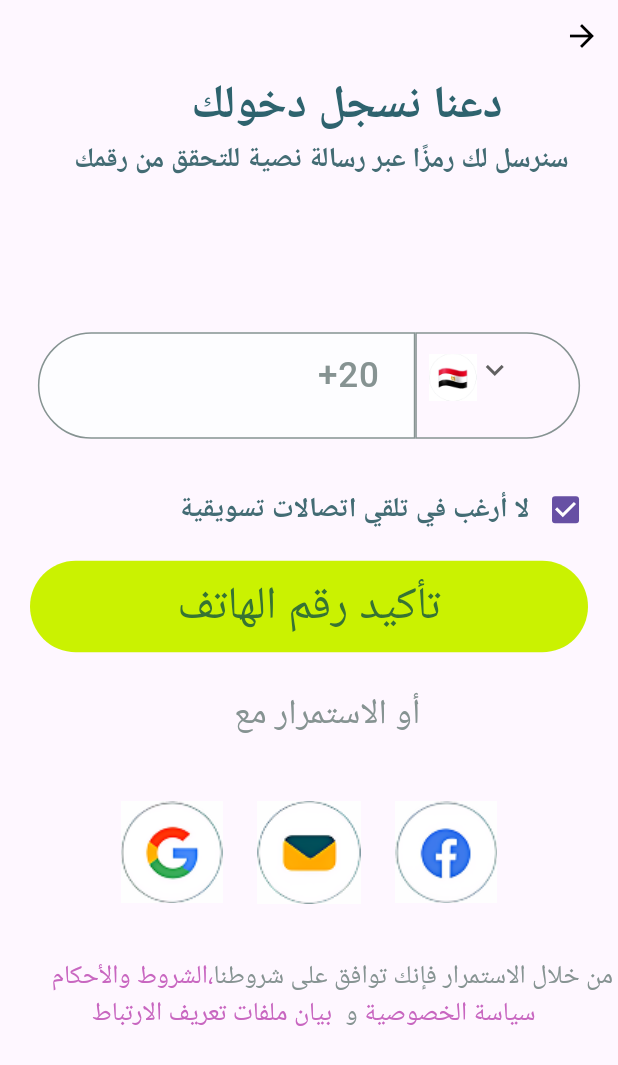
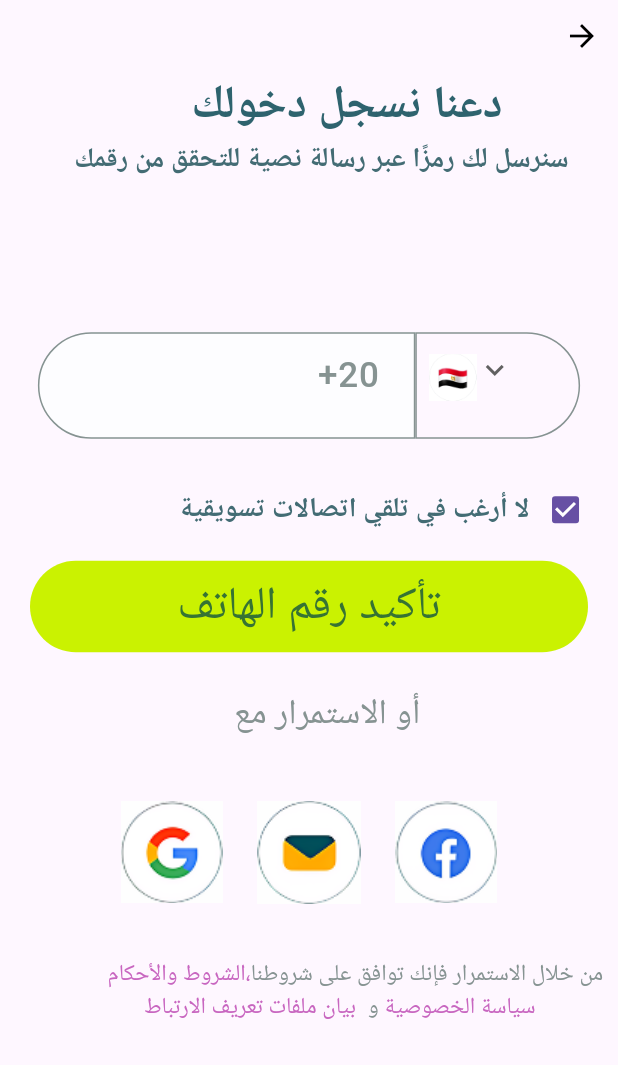
Before and after one commit to Lamiaa21-3/Ahdaitak, a Flutter app: the screen it shows after launch, after a tap on "تسجيل الدخول", on a phone screen of 412 x 824 dp. Shown: the top 1065 px of the screen. Run offline on Flutter 3.47's test engine with Material 3 defaults, Android fonts, the phone set to English and light mode, and no system bars; our stand-ins replace flutter_screenutil, get_it.

Commit message:
fix error in login screen

```diff
--- a/lib/ahdydic_app.dart
+++ b/lib/ahdydic_app.dart
@@ -1,4 +1,5 @@
 import 'package:flutter/material.dart';
+
 import 'package:flutter_screenutil/flutter_screenutil.dart';
 
 import 'core/routing/app_router.dart';
@@ -15,6 +16,11 @@ class AhdydicApp extends StatelessWidget {
       designSize: Size(375, 812),
       minTextAdapt: true,
       child: MaterialApp(
+
+        supportedLocales: [
+          Locale('en',''),
+          Locale('ar',''),
+        ],
         debugShowCheckedModeBanner:false,
 
         theme: ThemeData(
--- a/lib/core/theming/styles.dart
+++ b/lib/core/theming/styles.dart
@@ -66,7 +66,7 @@ class StylesManager {
     fontWeight: FontWeightHelper.regular,
   );
   static TextStyle font17LightGrayRegular = TextStyle(
-    fontSize: 17.sp,
+    fontSize: 15.sp,
     color: ColorManager.grey,
     fontWeight: FontWeightHelper.regular,
   );
--- a/lib/features/login/widgets/login_texts_row.dart
+++ b/lib/features/login/widgets/login_texts_row.dart
@@ -15,7 +15,8 @@ class LoginTextsRow extends StatelessWidget {
     return Column(
       children: [
         Padding(
-          padding:  EdgeInsets.symmetric(horizontal: 3.0.w),
+          padding:  EdgeInsets.only(right: 9.0.w
+          ),
           child: Row(
             mainAxisAlignment: MainAxisAlignment.end,
             children: [
--- a/lib/features/onboarding/onboarding_one/onboarding_one_screen.dart
+++ b/lib/features/onboarding/onboarding_one/onboarding_one_screen.dart
@@ -2,7 +2,6 @@
 
 
 import 'package:ahdydic/core/helper/extensions.dart';
-import 'package:ahdydic/core/routing/app_router.dart';
 import 'package:ahdydic/core/routing/routes.dart';
 import 'package:ahdydic/features/onboarding/onboarding_one/widgets/onboarding_one_appbar.dart';
 import 'package:ahdydic/features/onboarding/onboarding_one/widgets/onboarding_one_column_texts.dart';
--- a/lib/features/onboarding/onboarding_one/widgets/onboarding_one_appbar.dart
+++ b/lib/features/onboarding/onboarding_one/widgets/onboarding_one_appbar.dart
@@ -2,7 +2,6 @@
 
 import 'package:ahdydic/core/helper/extensions.dart';
 import 'package:ahdydic/core/routing/routes.dart';
-import 'package:ahdydic/features/login/login.dart';
 import 'package:flutter/material.dart';
 
 import '../../../../core/theming/color.dart';
--- a/lib/features/onboarding/onboarding_two/onboarding_two_screen.dart
+++ b/lib/features/onboarding/onboarding_two/onboarding_two_screen.dart
@@ -56,6 +56,8 @@ class OnboardingTwoMainContainer extends StatelessWidget {
                 textAlign: TextAlign.right,
 
                 validator: (value) {
+                  return null;
+
 
                 },
 
```
Also changed, not shown: pubspec.yaml (+5 -6 lines), 1 other file.
